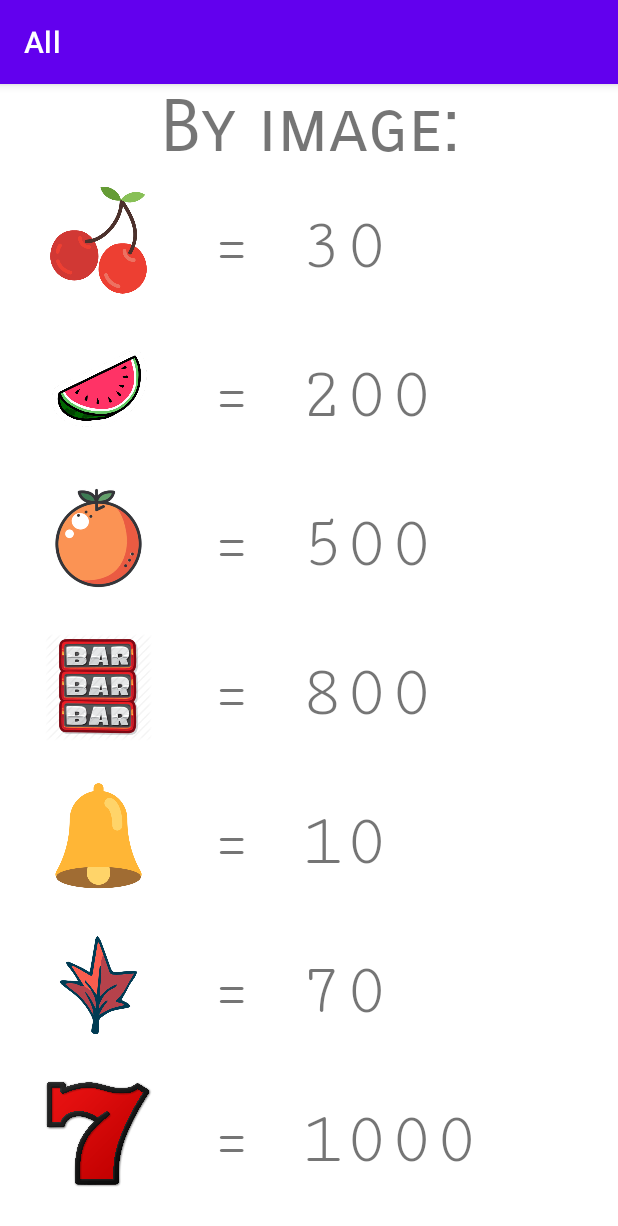
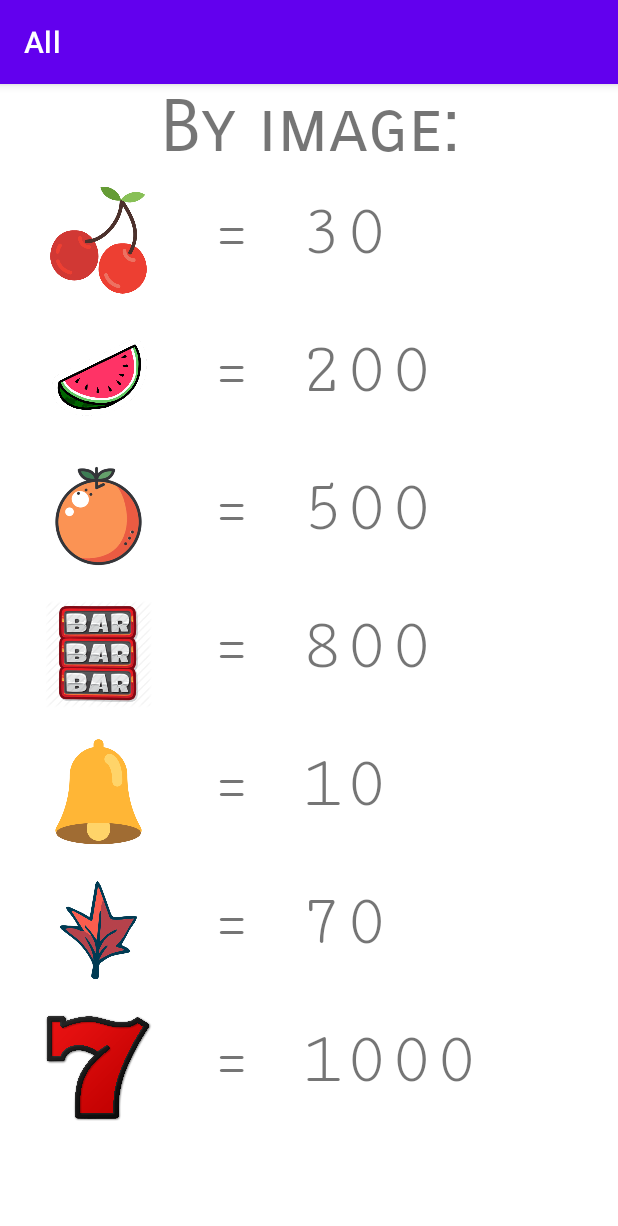
Before and after one commit to Alex-tremo5/idk, an Android app: the PrizesActivity screen opened directly, with no data from a screen before it, on a phone screen of 412 x 824 dp. Shown: the top 1226 px of the screen. Run offline under Robolectric (Android 15) with nearby library versions, the light colour scheme and no system bars.

Commit message:
Delete a line viewPrizeItem

```diff
--- a/app/src/main/res/layout/view_prize_item.xml
+++ b/app/src/main/res/layout/view_prize_item.xml
@@ -19,7 +19,7 @@
             app:layout_constraintEnd_toEndOf="parent"
             app:layout_constraintHorizontal_bias="0.0"
             app:layout_constraintStart_toStartOf="parent"
-            app:layout_constraintTop_toBottomOf="@+id/textView" />
+            tools:ignore="MissingConstraints" />
 
     <TextView
         android:id="@+id/textViewP"
@@ -27,9 +27,9 @@
         android:layout_height="67dp"
         android:layout_marginStart="32dp"
         android:layout_marginLeft="32dp"
-        android:layout_marginTop="12dp"
         android:fontFamily="serif-monospace"
         android:textSize="50sp"
+        app:layout_constraintBottom_toBottomOf="parent"
         app:layout_constraintEnd_toEndOf="parent"
         app:layout_constraintHorizontal_bias="0.1"
         app:layout_constraintStart_toEndOf="@+id/imageViewC"
```
